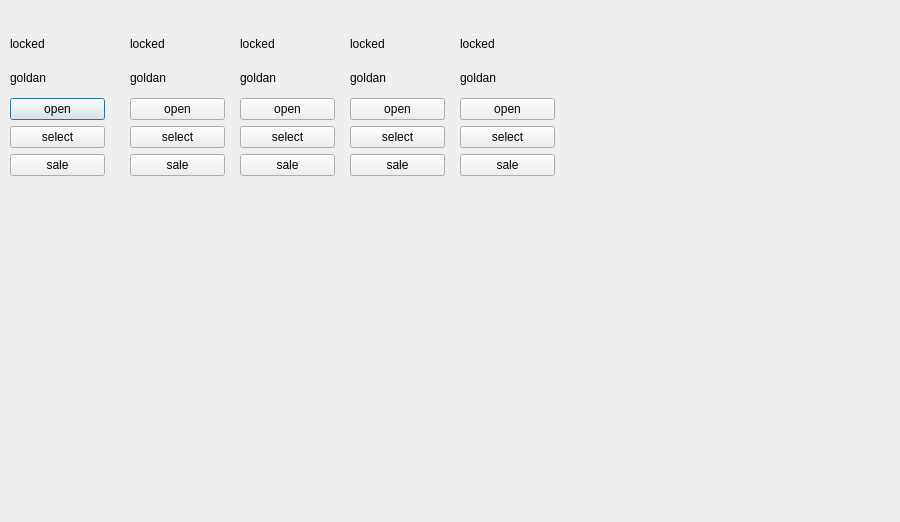
Qt form second.ui (mahshid-o/GreenHouse) before a commit.
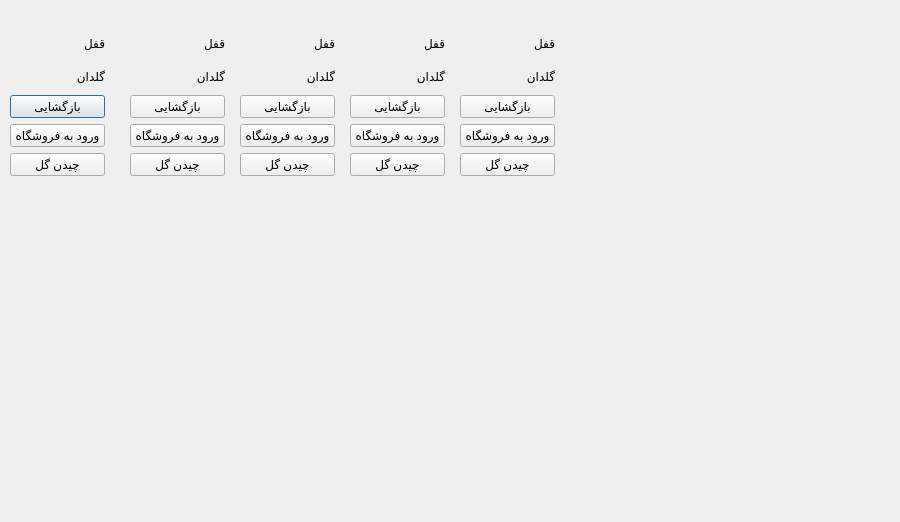
The same form after that commit. Icons and pictures are not drawn.

Diff of the .ui file:
```diff
--- a/second.ui
+++ b/second.ui
@@ -29,35 +29,35 @@
     <item>
      <widget class="QLabel" name="labelName1">
       <property name="text">
-       <string>locked</string>
+       <string>قفل</string>
       </property>
      </widget>
     </item>
     <item>
      <widget class="QLabel" name="label">
       <property name="text">
-       <string>goldan</string>
+       <string>گلدان</string>
       </property>
      </widget>
     </item>
     <item>
      <widget class="QPushButton" name="openButton1">
       <property name="text">
-       <string>open</string>
+       <string>بازگشایی</string>
       </property>
      </widget>
     </item>
     <item>
      <widget class="QPushButton" name="selectButton1">
       <property name="text">
-       <string>select</string>
+       <string>ورود به فروشگاه</string>
       </property>
      </widget>
     </item>
     <item>
      <widget class="QPushButton" name="saleButton1">
       <property name="text">
-       <string>sale</string>
+       <string>چیدن گل</string>
       </property>
      </widget>
     </item>
@@ -76,35 +76,35 @@
     <item>
      <widget class="QLabel" name="labelName2">
       <property name="text">
-       <string>locked</string>
+       <string>قفل</string>
       </property>
      </widget>
     </item>
     <item>
      <widget class="QLabel" name="label_3">
       <property name="text">
-       <string>goldan</string>
+       <string>گلدان</string>
       </property>
      </widget>
     </item>
     <item>
      <widget class="QPushButton" name="openButton2">
       <property name="text">
-       <string>open</string>
+       <string>بازگشایی</string>
       </property>
      </widget>
     </item>
     <item>
      <widget class="QPushButton" name="selectButton2">
       <property name="text">
-       <string>select</string>
+       <string>ورود به فروشگاه</string>
       </property>
      </widget>
     </item>
     <item>
      <widget class="QPushButton" name="saleButton2">
       <property name="text">
-       <string>sale</string>
+       <string>چیدن گل</string>
       </property>
      </widget>
     </item>
@@ -123,35 +123,35 @@
     <item>
      <widget class="QLabel" name="labelName3">
       <property name="text">
-       <string>locked</string>
+       <string>قفل</string>
       </property>
      </widget>
     </item>
     <item>
      <widget class="QLabel" name="label_4">
       <property name="text">
-       <string>goldan</string>
+       <string>گلدان</string>
       </property>
      </widget>
     </item>
     <item>
      <widget class="QPushButton" name="openButton3">
       <property name="text">
-       <string>open</string>
+       <string>بازگشایی</string>
       </property>
      </widget>
     </item>
     <item>
      <widget class="QPushButton" name="selectButton3">
       <property name="text">
-       <string>select</string>
+       <string>ورود به فروشگاه</string>
       </property>
      </widget>
     </item>
     <item>
      <widget class="QPushButton" name="saleButton3">
       <property name="text">
-       <string>sale</string>
+       <string>چیدن گل</string>
       </property>
      </widget>
     </item>
@@ -170,35 +170,35 @@
     <item>
      <widget class="QLabel" name="labelName4">
       <property name="text">
-       <string>locked</string>
+       <string>قفل</string>
       </property>
      </widget>
     </item>
     <item>
      <widget class="QLabel" name="label_5">
       <property name="text">
-       <string>goldan</string>
+       <string>گلدان</string>
       </property>
      </widget>
     </item>
     <item>
      <widget class="QPushButton" name="openButton4">
       <property name="text">
-       <string>open</string>
+       <string>بازگشایی</string>
       </property>
      </widget>
     </item>
     <item>
      <widget class="QPushButton" name="selectButton4">
       <property name="text">
-       <string>select</string>
+       <string>ورود به فروشگاه</string>
       </property>
      </widget>
     </item>
     <item>
      <widget class="QPushButton" name="saleButton4">
       <property name="text">
-       <string>sale</string>
+       <string>چیدن گل</string>
       </property>
      </widget>
     </item>
@@ -217,35 +217,35 @@
     <item>
      <widget class="QLabel" name="labelName5">
       <property name="text">
-       <string>locked</string>
+       <string>قفل</string>
       </property>
      </widget>
     </item>
     <item>
      <widget class="QLabel" name="label_6">
       <property name="text">
-       <string>goldan</string>
+       <string>گلدان</string>
       </property>
      </widget>
     </item>
     <item>
      <widget class="QPushButton" name="openButton5">
       <property name="text">
-       <string>open</string>
+       <string>بازگشایی</string>
       </property>
      </widget>
     </item>
     <item>
      <widget class="QPushButton" name="selectButton5">
       <property name="text">
-       <string>select</string>
+       <string>ورود به فروشگاه</string>
       </property>
      </widget>
     </item>
     <item>
      <widget class="QPushButton" name="saleButton5">
       <property name="text">
-       <string>sale</string>
+       <string>چیدن گل</string>
       </property>
      </widget>
     </item>
```
